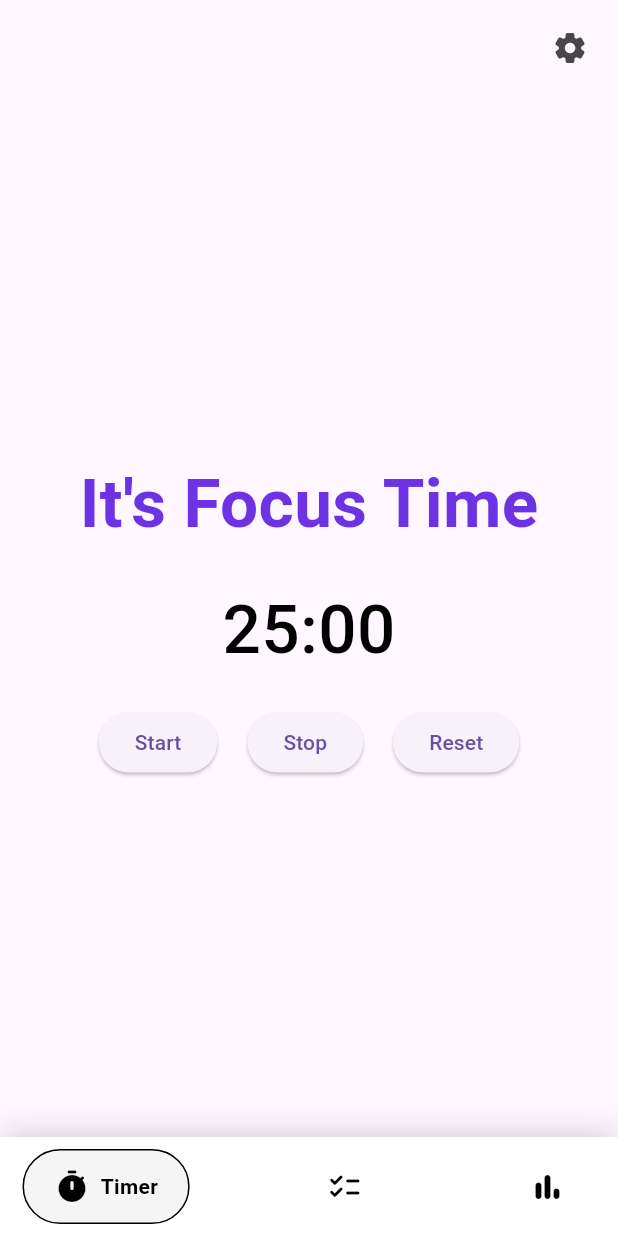
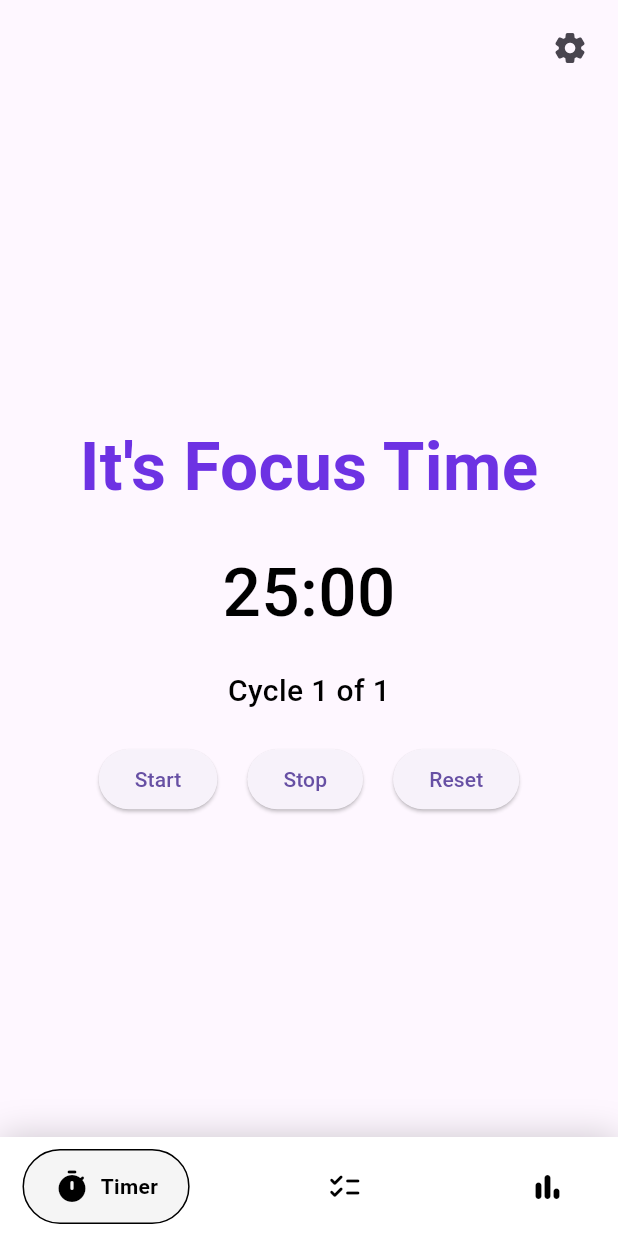
Before and after one commit to Arunhegde1231/pomato, a Flutter app: the screen it shows after launch, after a tap on "Stop", on a phone screen of 412 x 824 dp. Run offline on Flutter 3.47's test engine with Material 3 defaults, Android fonts, the phone set to English and light mode, and no system bars; drawn by our look-alikes of google_nav_bar; our stand-ins replace shared_preferences, sleek_circular_slider, sqflite; missing offline and left inert: flutter_settings_ui; accounts and stored records are empty.

Commit message:
Added focus/break cycles.

```diff
--- a/lib/main.dart
+++ b/lib/main.dart
@@ -13,6 +13,7 @@ void main() {
       providers: [
         ChangeNotifierProvider(create: (_) => TimerNotifier()),
         ChangeNotifierProvider(create: (_) => BreakNotifier()),
+        ChangeNotifierProvider(create: (_)=> CycleNotifier()),
       ],
       child: const MyApp(),
     ),
--- a/lib/notifiers.dart
+++ b/lib/notifiers.dart
@@ -1,23 +1,28 @@
 import 'package:flutter/foundation.dart';
 
-class TimerNotifier extends ChangeNotifier {
+class TimerNotifier with ChangeNotifier {
   int _value = 25;
-
   int get value => _value;
-
   void setValue(int newValue) {
     _value = newValue;
     notifyListeners();
   }
 }
 
-class BreakNotifier extends ChangeNotifier {
+class BreakNotifier with ChangeNotifier {
   int _value = 5;
-
   int get value => _value;
-
   void setValue(int newValue) {
     _value = newValue;
     notifyListeners();
   }
 }
+
+class CycleNotifier with ChangeNotifier {
+  int _value = 1;
+  int get value => _value;
+  void setValue(int newValue) {
+    _value = newValue;
+    notifyListeners();
+  }
+}
--- a/lib/screens/timerscreen.dart
+++ b/lib/screens/timerscreen.dart
@@ -2,7 +2,7 @@ import 'package:flutter/material.dart';
 import 'package:provider/provider.dart';
 import 'package:shared_preferences/shared_preferences.dart';
 import 'dart:async';
-import '../notifiers.dart';
+import 'package:pomato/notifiers.dart';
 
 class TimerScreen extends StatefulWidget {
   const TimerScreen({super.key});
@@ -19,6 +19,8 @@ class _TimerScreenState extends State<TimerScreen> {
   bool isPaused = true;
   bool isRunning = false;
   bool isBreakTime = false;
+  int currentCycle = 1;
+  int totalCycles = 1;
 
   @override
   void initState() {
@@ -31,6 +33,7 @@ class _TimerScreenState extends State<TimerScreen> {
     await prefs.reload();
     setState(() {
       remainingTime = (prefs.getInt('timerValue') ?? 25) * 60;
+      totalCycles = prefs.getInt('cycleValue') ?? 1;
     });
   }
 
@@ -39,8 +42,10 @@ class _TimerScreenState extends State<TimerScreen> {
     super.didChangeDependencies();
     final TimerNotifier timerNotifier = Provider.of<TimerNotifier>(context);
     final BreakNotifier breakNotifier = Provider.of<BreakNotifier>(context);
+    final CycleNotifier cycleNotifier = Provider.of<CycleNotifier>(context);
     timerNotifier.addListener(_updateRemainingTime);
     breakNotifier.addListener(_updateRemainingTime);
+    cycleNotifier.addListener(_updateCycles);
   }
 
   void _updateRemainingTime() {
@@ -48,6 +53,12 @@ class _TimerScreenState extends State<TimerScreen> {
       remainingTime = isBreakTime
           ? Provider.of<BreakNotifier>(context, listen: false).value * 60
           : Provider.of<TimerNotifier>(context, listen: false).value * 60;
+    });
+  }
+
+  void _updateCycles() {
+    setState(() {
+      totalCycles = Provider.of<CycleNotifier>(context, listen: false).value;
     });
   }
 
@@ -85,6 +96,7 @@ class _TimerScreenState extends State<TimerScreen> {
       remainingTime = isBreakTime
           ? Provider.of<BreakNotifier>(context, listen: false).value * 60
           : Provider.of<TimerNotifier>(context, listen: false).value * 60;
+      currentCycle = 1;
     });
   }
 
@@ -96,22 +108,28 @@ class _TimerScreenState extends State<TimerScreen> {
       isBreakTime = false;
       remainingTime =
           Provider.of<TimerNotifier>(context, listen: false).value * 60;
+      currentCycle = 1;
     });
   }
 
   void _switchMode() {
     setState(() {
       if (isBreakTime) {
-        remainingTime =
-            Provider.of<TimerNotifier>(context, listen: false).value * 60;
-        isBreakTime = false;
+        if (currentCycle >= totalCycles) {
+          _stopTimer();
+        } else {
+          remainingTime =
+              Provider.of<TimerNotifier>(context, listen: false).value * 60;
+          isBreakTime = false;
+          currentCycle++;
+        }
       } else {
         remainingTime =
             Provider.of<BreakNotifier>(context, listen: false).value * 60;
         isBreakTime = true;
       }
     });
-    _startTimer();
+    if (isRunning) _startTimer();
   }
 
   @override
@@ -147,6 +165,15 @@ class _TimerScreenState extends State<TimerScreen> {
             ),
           ),
           const SizedBox(height: 20),
+          Text(
+            'Cycle $currentCycle of $totalCycles',
+            style: const TextStyle(
+              color: Colors.black,
+              fontSize: 20,
+              fontWeight: FontWeight.w500,
+            ),
+          ),
+          const SizedBox(height: 20),
           Row(
             mainAxisAlignment: MainAxisAlignment.center,
             children: [
```
Also changed, not shown: lib/screens/settings.dart (+81 -6 lines).
